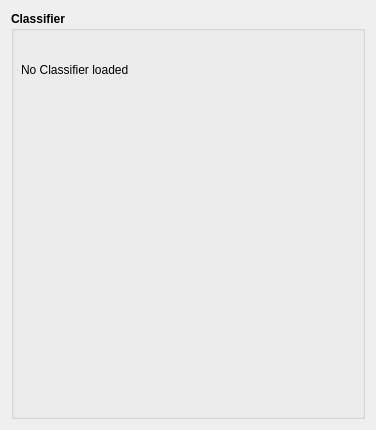
Before: the Qt Designer form app/classifierwidget.ui in Tilagiho/eNoseAnnotator, drawn with Qt 5.
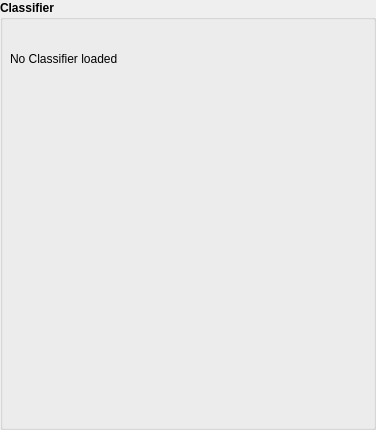
After: the same form once the commit is applied.

Patch:
```diff
--- a/app/classifierwidget.ui
+++ b/app/classifierwidget.ui
@@ -20,6 +20,21 @@
    <string>Form</string>
   </property>
   <layout class="QGridLayout" name="gridLayout">
+   <property name="leftMargin">
+    <number>0</number>
+   </property>
+   <property name="topMargin">
+    <number>0</number>
+   </property>
+   <property name="rightMargin">
+    <number>0</number>
+   </property>
+   <property name="bottomMargin">
+    <number>0</number>
+   </property>
+   <property name="spacing">
+    <number>0</number>
+   </property>
    <item row="0" column="0">
     <widget class="QSplitter" name="splitter">
      <property name="orientation">
```
